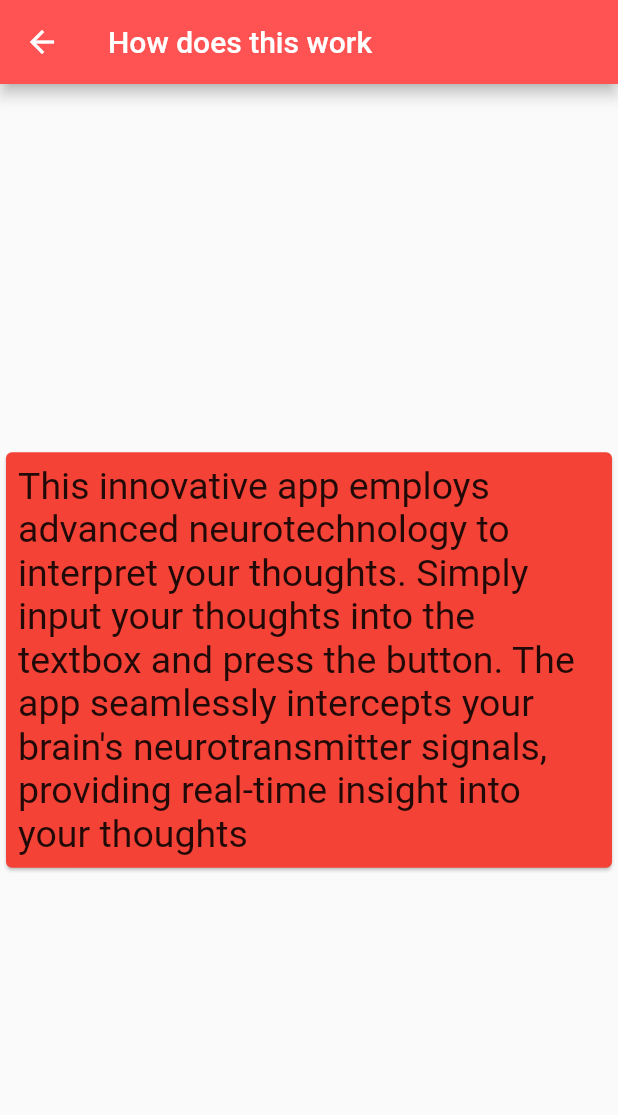
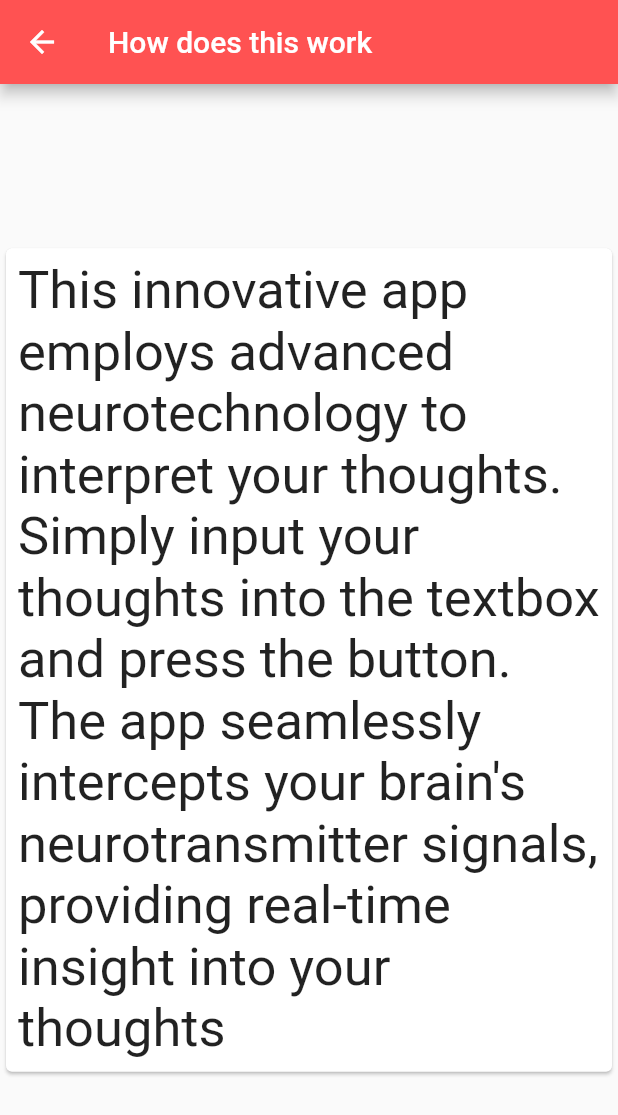
Before and after one commit to PZK3759/Mind-Reader, a Flutter app: the HelpPage screen opened directly, on a phone screen of 412 x 824 dp. Shown: the top 1115 px of the screen. Run offline on Flutter 3.47's test engine with Material 2 defaults, Android fonts, the phone set to English and light mode, and no system bars.

Commit message:
minor adjustments

```diff
--- a/lib/pages/HelpPage.dart
+++ b/lib/pages/HelpPage.dart
@@ -15,12 +15,11 @@ class HelpPage extends StatelessWidget {
       ),
       body: const Center(
         child: Card(
-          color: Colors.red,
           child: Padding(
             padding: EdgeInsets.all(8.0),
             child: Text(
               "This innovative app employs advanced neurotechnology to interpret your thoughts. Simply input your thoughts into the textbox and press the button. The app seamlessly intercepts your brain's neurotransmitter signals, providing real-time insight into your thoughts",
-              style: TextStyle(fontSize: 25),
+              style: TextStyle(fontSize: 35),
             ),
           ),
         ),
```
